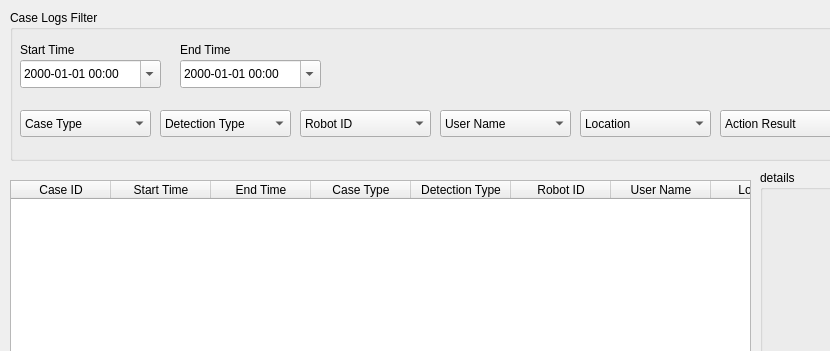
addinedu-ros-9th/deeplearning-repo-1, file gui/ui/case_logs_tap5.ui: the form before one commit; both pictures show x 0 to 830 and y 0 to 351 of the 1187 by 771 pixel window.
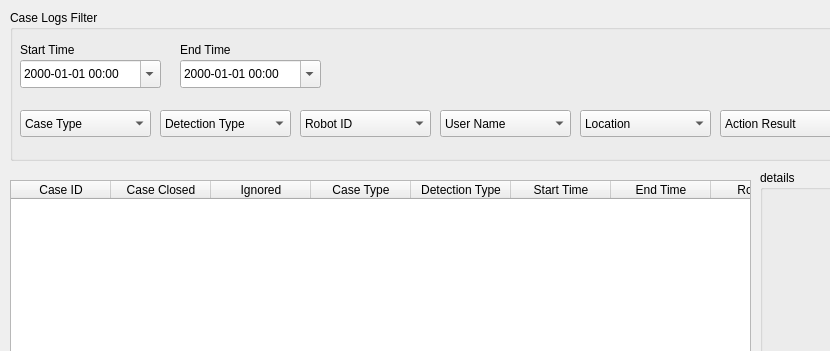
The form after the commit.

Commit message: [gui] log table column list moved

```diff
--- a/gui/ui/case_logs_tap5.ui
+++ b/gui/ui/case_logs_tap5.ui
@@ -234,12 +234,12 @@
    </column>
    <column>
     <property name="text">
-     <string>Start Time</string>
+     <string>Case Closed</string>
     </property>
    </column>
    <column>
     <property name="text">
-     <string>End Time</string>
+     <string>Ignored</string>
     </property>
    </column>
    <column>
@@ -252,6 +252,16 @@
      <string>Detection Type</string>
     </property>
    </column>
+   <column>
+    <property name="text">
+     <string>Start Time</string>
+    </property>
+   </column>
+   <column>
+    <property name="text">
+     <string>End Time</string>
+    </property>
+   </column>
    <column>
     <property name="text">
      <string>Robot ID</string>
@@ -267,11 +277,6 @@
      <string>Location</string>
     </property>
    </column>
-   <column>
-    <property name="text">
-     <string>Ignored</string>
-    </property>
-   </column>
    <column>
     <property name="text">
      <string>Reported to 119</string>
@@ -297,11 +302,6 @@
      <string>Emergency Warning</string>
     </property>
    </column>
-   <column>
-    <property name="text">
-     <string>Case Closed</string>
-    </property>
-   </column>
    <column/>
    <column/>
    <column/>
```
